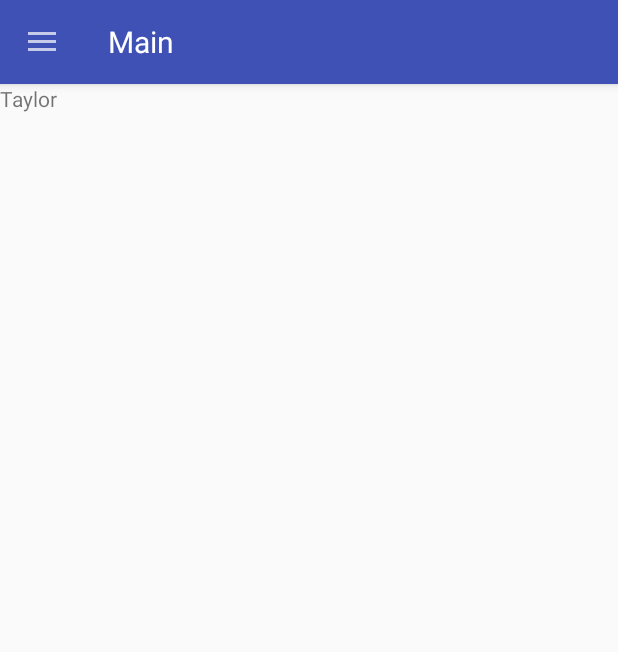
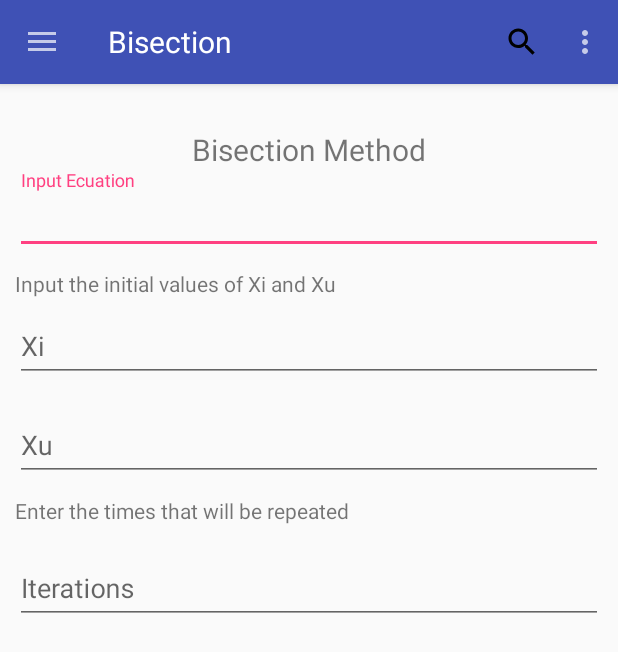
Before and after one commit to kalelman/Numerical_Methods, an Android app: the screen it shows after launch (MainActivity), in the side drawer, after a tap on "Taylor", on a phone screen of 412 x 824 dp. Shown: the top 652 px of the screen. Run offline under Robolectric (Android 15) with nearby library versions, the phone set to English and light mode, and no system bars; our stand-ins replace ButterKnife.

Commit message:
Fixes in ToolBar and Navigation

```diff
--- a/app/src/main/java/com/kalelman/numerical_methods/activity/MainActivity.java
+++ b/app/src/main/java/com/kalelman/numerical_methods/activity/MainActivity.java
@@ -6,6 +6,7 @@ import android.support.v4.app.FragmentTransaction;
 import android.support.v4.widget.DrawerLayout;
 import android.support.v7.app.ActionBarDrawerToggle;
 import android.os.Bundle;
+import android.support.v7.app.AppCompatActivity;
 import android.support.v7.widget.Toolbar;
 import android.view.Menu;
 import android.view.MenuInflater;
@@ -14,7 +15,7 @@ import android.view.View;
 import android.widget.TextView;
 
 import com.kalelman.numerical_methods.R;
-import com.kalelman.numerical_methods.fragment.ContentFragment;
+import com.kalelman.numerical_methods.fragment.ContentFragmentOption1;
 import com.kalelman.numerical_methods.fragment.ContentFragmentOption2;
 import com.kalelman.numerical_methods.fragment.ContentFragmentOption3;
 import com.kalelman.numerical_methods.fragment.ContentFrarmentOptionMain;
@@ -28,7 +29,7 @@ import butterknife.ButterKnife;
  * @description Main Activity container for all app content App
  */
 
-public class MainActivity extends ToolBar {
+public class MainActivity extends AppCompatActivity {
 
     @BindView(R.id.toolbar)
     Toolbar toolbar;
@@ -42,7 +43,16 @@ public class MainActivity extends ToolBar {
     @Override
     protected void onCreate(Bundle savedInstanceState) {
         super.onCreate(savedInstanceState);
+        setContentView(R.layout.activity_main);
         ButterKnife.bind(this);
+
+        if (toolbar != null) {
+            setSupportActionBar(toolbar);
+            getSupportActionBar().setDisplayShowTitleEnabled(false);
+            getSupportActionBar().setTitle(R.string.toolbar_title);
+
+        }
+
         setText();
         showMainScreen();
 
@@ -70,20 +80,25 @@ public class MainActivity extends ToolBar {
                 switch (menuItem.getItemId()) {
                     case R.id.main:
                         showMainScreen();
+                        titleToolBar.setText("Main");
+                        return true;
+
                     case R.id.option1:
-                        ContentFragment fragment = new ContentFragment();
+                        ContentFragmentOption1 fragmentOption1 = new ContentFragmentOption1();
                         FragmentTransaction transaction = getSupportFragmentManager().beginTransaction();
-                        transaction.replace(R.id.fragment, fragment);
+                        transaction.replace(R.id.fragment, fragmentOption1);
                         transaction.addToBackStack(null); // just for remember the capacity to come back to the previus fragment
                         transaction.commit();
+                        titleToolBar.setText("Bisection");
                         return true;
 
                     case R.id.option2:
-                        ContentFragmentOption2 fragmentDrama = new ContentFragmentOption2();
+                        ContentFragmentOption2 fragmentOption2 = new ContentFragmentOption2();
                         FragmentTransaction t = getSupportFragmentManager().beginTransaction();
-                        t.replace(R.id.fragment, fragmentDrama);
+                        t.replace(R.id.fragment, fragmentOption2);
                         t.addToBackStack(null);
                         t.commit();
+                        titleToolBar.setText("Option2");
                         return true;
 
                     case R.id.option3:
@@ -92,6 +107,7 @@ public class MainActivity extends ToolBar {
                         trans.replace(R.id.fragment, fragmentMistery);
                         trans.addToBackStack(null);
                         trans.commit();
+                        titleToolBar.setText("Option3");
                         return true;
 
                     default:
@@ -113,24 +129,22 @@ public class MainActivity extends ToolBar {
      * Get resource from the Layout
      * @return the layout resource
      */
-    @Override
+    /*@Override
     protected int getLayoutResource() {
         return R.layout.activity_main;
-    }
+    }*/
 
     /**
      * Implement the Main View in a fragment and return a true vaule for
      * the case of switch statement
      * @return Boolean true
      */
-    private boolean showMainScreen() {
+    private void showMainScreen() {
         ContentFrarmentOptionMain fragmentMain = new ContentFrarmentOptionMain();
         FragmentTransaction fragmentTransaction = getSupportFragmentManager().beginTransaction();
         fragmentTransaction.replace(R.id.fragment, fragmentMain);
         fragmentTransaction.addToBackStack(null);
         fragmentTransaction.commit();
-
-        return true;
     }
 
     @Override
--- a/app/src/main/java/com/kalelman/numerical_methods/fragment/ContentFragment.java
+++ /dev/null
@@ -1,22 +0,0 @@
-package com.kalelman.numerical_methods.fragment;
-
-import android.os.Bundle;
-import android.support.annotation.NonNull;
-import android.support.annotation.Nullable;
-import android.support.v4.app.Fragment;
-import android.view.LayoutInflater;
-import android.view.View;
-import android.view.ViewGroup;
-
-import com.kalelman.numerical_methods.R;
-
-public class ContentFragment extends Fragment {
-
-    @Nullable
-    @Override
-    public View onCreateView(@NonNull LayoutInflater inflater, @Nullable ViewGroup container, @Nullable Bundle savedInstanceState) {
-        return inflater.inflate(R.layout.content, container, false);
-
-
-    }
-}
--- /dev/null
+++ b/app/src/main/java/com/kalelman/numerical_methods/fragment/ContentFragmentOption1.java
@@ -0,0 +1,48 @@
+package com.kalelman.numerical_methods.fragment;
+
+import android.os.Bundle;
+import android.support.annotation.NonNull;
+import android.support.annotation.Nullable;
+import android.support.v4.app.Fragment;
+import android.support.v7.widget.Toolbar;
+import android.view.LayoutInflater;
+import android.view.View;
+import android.view.ViewGroup;
+import android.widget.TextView;
+
+import com.kalelman.numerical_methods.R;
+
+import butterknife.BindView;
+
+public class ContentFragmentOption1 extends Fragment {
+
+    @BindView(R.id.toolbar)
+    Toolbar toolbar;
+    @BindView(R.id.textView_toolbar)
+    TextView toolBarText;
+
+    private View view;
+
+    @Override
+    public void onCreate(@Nullable Bundle savedInstanceState) {
+        super.onCreate(savedInstanceState);
+    }
+
+    @Override
+    public void onDestroyView() {
+        super.onDestroyView();
+        view = null;
+    }
+
+    @Nullable
+    @Override
+    public View onCreateView(@NonNull LayoutInflater inflater, @Nullable ViewGroup container, @Nullable Bundle savedInstanceState) {
+        view = inflater.inflate(R.layout.content, container, false);
+        //ButterKnife.bind(this, view);
+
+        return view;
+    }
+
+    private void setText() {
+    }
+}
--- a/app/src/main/res/drawable/splash_background.xml
+++ b/app/src/main/res/drawable/splash_background.xml
@@ -1,16 +1,12 @@
 <?xml version="1.0" encoding="utf-8"?>
 <layer-list
-    xmlns:android="http://schemas.android.com/apk/res/android"
-    android:opacity="opaque">
-
-    <item android:drawable="@color/colorBlack" />
+    xmlns:android="http://schemas.android.com/apk/res/android">
 
     <item>
         <bitmap
             android:src="@drawable/splash_screen"
-            android:gravity="center"
             android:adjustViewBounds="true"
-            android:scaleType="centerCrop">
+            >
         </bitmap>
     </item>
 
--- a/app/src/main/res/layout/activity_main.xml
+++ b/app/src/main/res/layout/activity_main.xml
@@ -6,7 +6,7 @@
     android:layout_width="match_parent"
     android:layout_height="match_parent"
     android:fitsSystemWindows="true"
-    tools:context=".MainActivity">
+    tools:context=".activity.MainActivity">
 
     <LinearLayout
         android:layout_width="match_parent"
@@ -24,8 +24,6 @@
 
     </LinearLayout>
 
-
-
     <android.support.design.widget.NavigationView
         android:id="@+id/navigation_view"
         android:layout_width="wrap_content"
--- a/app/src/main/res/layout/content.xml
+++ b/app/src/main/res/layout/content.xml
@@ -1,12 +1,80 @@
 <?xml version="1.0" encoding="utf-8"?>
 <LinearLayout xmlns:android="http://schemas.android.com/apk/res/android"
+    android:layout_width="match_parent"
+    android:layout_height="match_parent"
     android:orientation="vertical"
-    android:layout_width="match_parent"
-    android:layout_height="match_parent">
+    android:padding="10dp"
+    >
 
     <TextView
         android:layout_width="wrap_content"
         android:layout_height="wrap_content"
-        android:text="Taylor"/>
+        android:layout_marginTop="20dp"
+        android:text="Bisection Method"
+        android:textSize="20sp"
+        android:layout_gravity="center_horizontal"
+        />
+
+    <android.support.design.widget.TextInputLayout
+        android:layout_width="match_parent"
+        android:layout_height="wrap_content"
+        android:hint="Input Ecuation">
+
+        <android.support.design.widget.TextInputEditText
+            android:id="@+id/function_text"
+            android:layout_width="match_parent"
+            android:layout_height="wrap_content" />
+
+    </android.support.design.widget.TextInputLayout>
+
+    <TextView
+        android:layout_width="wrap_content"
+        android:layout_height="wrap_content"
+        android:layout_marginTop="10dp"
+        android:text="Input the initial values of Xi and Xu"/>
+
+    <android.support.design.widget.TextInputLayout
+        android:layout_width="match_parent"
+        android:layout_height="wrap_content"
+        android:hint="Xi">
+
+        <android.support.design.widget.TextInputEditText
+            android:id="@+id/xi_text"
+            android:layout_width="match_parent"
+            android:layout_height="wrap_content" />
+
+    </android.support.design.widget.TextInputLayout>
+
+    <android.support.design.widget.TextInputLayout
+        android:layout_width="match_parent"
+        android:layout_height="wrap_content"
+        android:layout_marginTop="10dp"
+        android:hint="Xu">
+
+        <android.support.design.widget.TextInputEditText
+            android:id="@+id/xu_text"
+            android:layout_width="match_parent"
+            android:layout_height="wrap_content" />
+
+    </android.support.design.widget.TextInputLayout>
+
+    <TextView
+        android:layout_width="wrap_content"
+        android:layout_height="wrap_content"
+        android:layout_marginTop="10dp"
+        android:text="Enter the times that will be repeated"/>
+
+    <android.support.design.widget.TextInputLayout
+        android:layout_width="match_parent"
+        android:layout_height="wrap_content"
+        android:layout_marginTop="10dp"
+        android:hint="Iterations">
+
+        <android.support.design.widget.TextInputEditText
+            android:id="@+id/iterations_text"
+            android:layout_width="match_parent"
+            android:layout_height="wrap_content" />
+
+    </android.support.design.widget.TextInputLayout>
 
 </LinearLayout>
--- a/app/src/main/res/menu/menu_main.xml
+++ b/app/src/main/res/menu/menu_main.xml
@@ -2,7 +2,7 @@
 <menu xmlns:android="http://schemas.android.com/apk/res/android"
     xmlns:app="http://schemas.android.com/apk/res-auto"
     xmlns:tools="http://schemas.android.com/tools"
-    tools:context=".MainActivity">
+    tools:context=".activity.MainActivity">
     <item android:id="@+id/action_settings"
         android:orderInCategory="100"
         app:showAsAction="collapseActionView"
```
Also changed, not shown: app/src/main/res/drawable-hdpi/splash_screen.png, app/src/main/res/drawable-mdpi/splash_screen.png, app/src/main/res/drawable-xhdpi/splash_screen.png, app/src/main/res/drawable-xxhdpi/splash_screen.png, app/src/main/res/drawable-xxxhdpi/splash_screen.png.
